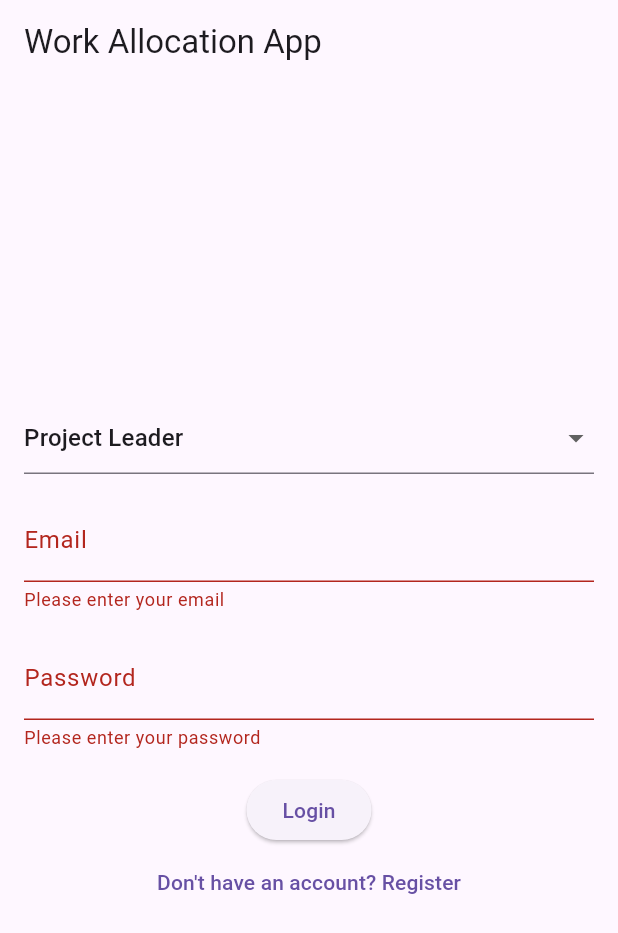
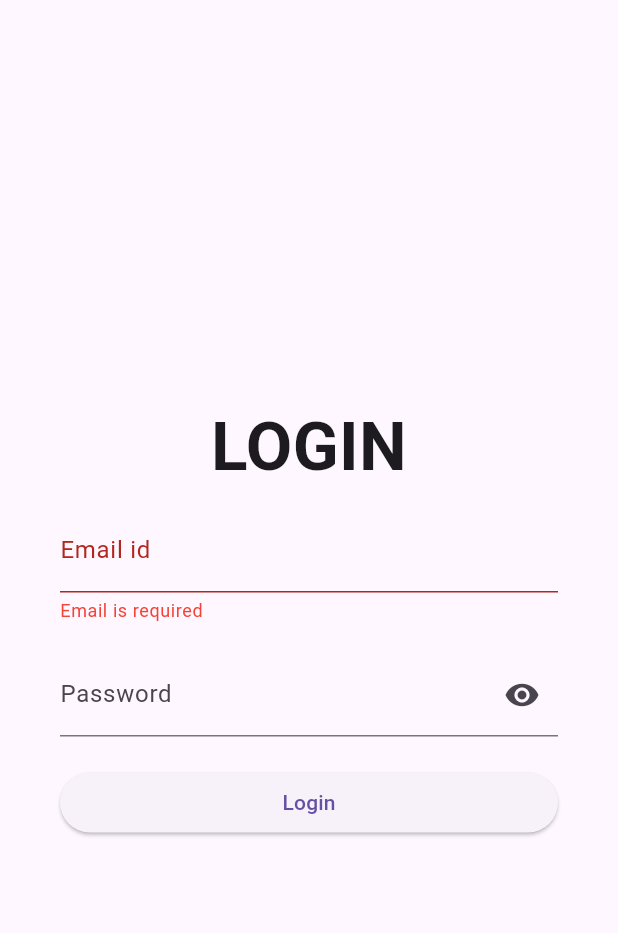
Before and after one commit to Akshay-C-A/TaskHub, a Flutter app: the screen it shows after launch, after a tap on "Login", on a phone screen of 412 x 824 dp. Shown: the top 933 px of the screen. Run offline on Flutter 3.47's test engine with Material 3 defaults, Android fonts, the phone set to English and light mode, and no system bars; our stand-ins replace firebase_auth, firebase_core; accounts and stored records are empty.

Commit message:
updated auth

```diff
--- a/taskhubapp/lib/auth/login_page.dart
+++ b/taskhubapp/lib/auth/login_page.dart
@@ -1,100 +1,170 @@
 import 'package:flutter/material.dart';
+import 'package:firebase_auth/firebase_auth.dart';
 
-class LoginScreen extends StatefulWidget {
+
+
+
+class LoginPage extends StatefulWidget {
   @override
-  _LoginScreenState createState() => _LoginScreenState();
+  _LoginPageState createState() => _LoginPageState();
 }
 
-class _LoginScreenState extends State<LoginScreen> {
-  String _userType = 'projectLeader';
-  bool _isRegisterMode = false;
+class _LoginPageState extends State<LoginPage> {
+  final emailController = TextEditingController();
+  final passwordController = TextEditingController();
+  bool _isLoading = false;
+  bool _isObscure = true;
+  String? _emailError;
+  String? _passwordError;
 
-  final _formKey = GlobalKey<FormState>();
-  final _emailController = TextEditingController();
-  final _passwordController = TextEditingController();
+  void _navigateToPage(BuildContext context) {
+  final user = FirebaseAuth.instance.currentUser;
+  if (user != null) {
+    final userMail = user.email;
+
+    // if (userType == 'Student') {
+    //   Navigator.pushReplacement(
+    //     context,
+    //     MaterialPageRoute(builder: (context) => Student_Dashboard()),
+    //   );
+    // } else if (userType == 'Alumni') {
+    //   Navigator.pushReplacement(
+    //     context,
+    //     MaterialPageRoute(builder: (context) => Alumni_Dashboard()),
+    //   );
+    // } else if (userType == 'Admin') {
+    //   Navigator.pushReplacement(
+    //     context,
+    //     MaterialPageRoute(builder: (context) => AdminDashboard()),
+    //   );
+    // } else if (userType == 'Moderator') {
+    //   Navigator.pushReplacement(
+    //     context,
+    //     MaterialPageRoute(builder: (context) => EventDashboard()),
+    //   );
+    // } else {
+    //   // Handle other user types or invalid emails
+    // }
+  }
+}
+
+  Future<void> signIn() async {
+    setState(() {
+      _isLoading = true;
+      _emailError = null;
+      _passwordError = null;
+    });
+
+    try {
+      // Validate email and password
+      if (emailController.text.trim().isEmpty) {
+        setState(() {
+          _emailError = 'Email is required';
+        });
+        return;
+      }
+      if (passwordController.text.trim().isEmpty) {
+        setState(() {
+          _passwordError = 'Password is required';
+        });
+        return;
+      }
+
+      await FirebaseAuth.instance.signInWithEmailAndPassword(
+        email: emailController.text.trim(),
+        password: passwordController.text.trim(),
+      );
+    } on FirebaseAuthException catch (e) {
+      setState(() {
+        if (e.code == 'invalid-email') {
+          _emailError = 'Invalid email address';
+        } else if (e.code == 'wrong-password') {
+          _passwordError = 'Incorrect password';
+        } else {
+          ScaffoldMessenger.of(context).showSnackBar(
+            SnackBar(
+              content: Text('Error signing in: ${e.message}'),
+            ),
+          );
+        }
+      });
+    } finally {
+      setState(() {
+        _isLoading = false;
+      });
+    }
+    // Navigator.pushReplacement(
+    //   context,
+    //   MaterialPageRoute(builder: (context) => MainPage()),
+    // );
+  }
+
+  @override
+  void dispose() {
+    emailController.dispose();
+    passwordController.dispose();
+    super.dispose();
+  }
 
   @override
   Widget build(BuildContext context) {
     return Scaffold(
-      appBar: AppBar(
-        title: Text('Work Allocation App'),
-      ),
-      body: Padding(
-        padding: const EdgeInsets.all(16.0),
-        child: Form(
-          key: _formKey,
-          child: Column(
-            mainAxisAlignment: MainAxisAlignment.center,
-            children: [
-              DropdownButtonFormField<String>(
-                value: _userType,
-                onChanged: (value) {
-                  setState(() {
-                    _userType = value!;
-                  });
-                },
-                items: [
-                  DropdownMenuItem(
-                    value: 'projectLeader',
-                    child: Text('Project Leader'),
+      body: Center(
+        child: Padding(
+          padding: EdgeInsets.symmetric(horizontal: 20.0),
+          child: Padding(
+            padding: const EdgeInsets.all(20.0),
+            child: Column(
+              mainAxisAlignment: MainAxisAlignment.center,
+              crossAxisAlignment: CrossAxisAlignment.stretch,
+              children: <Widget>[
+                Text(
+                  'LOGIN',
+                  textAlign: TextAlign.center,
+                  style: TextStyle(
+                    fontSize: 45.0,
+                    fontWeight: FontWeight.bold,
                   ),
-                  DropdownMenuItem(
-                    value: 'projectMember',
-                    child: Text('Project Member'),
+                ),
+                SizedBox(height: 10.0),
+                TextField(
+                  controller: emailController,
+                  decoration: InputDecoration(
+                    labelText: 'Email id',
+                    errorText: _emailError,
+                    errorStyle: TextStyle(color: Colors.red),
                   ),
-                ],
-              ),
-              SizedBox(height: 16.0),
-              TextFormField(
-                controller: _emailController,
-                decoration: InputDecoration(
-                  labelText: 'Email',
                 ),
-                validator: (value) {
-                  if (value == null || value.isEmpty) {
-                    return 'Please enter your email';
-                  }
-                  return null;
-                },
-              ),
-              SizedBox(height: 16.0),
-              TextFormField(
-                controller: _passwordController,
-                obscureText: true,
-                decoration: InputDecoration(
-                  labelText: 'Password',
+                SizedBox(height: 20.0),
+                TextField(
+                  controller: passwordController,
+                  decoration: InputDecoration(
+                    labelText: 'Password',
+                    errorText: _passwordError,
+                    errorStyle: TextStyle(color: Colors.red),
+                    suffixIcon: IconButton(
+                      icon: Icon(
+                        _isObscure ? Icons.visibility : Icons.visibility_off,
+                      ),
+                      onPressed: () {
+                        setState(() {
+                          _isObscure = !_isObscure;
+                        });
+                      },
+                    ),
+                  ),
+                  obscureText: _isObscure,
                 ),
-                validator: (value) {
-                  if (value == null || value.isEmpty) {
-                    return 'Please enter your password';
-                  }
-                  return null;
-                },
-              ),
-              SizedBox(height: 16.0),
-              ElevatedButton(
-                onPressed: () {
-                  if (_formKey.currentState!.validate()) {
-                    // Perform login or registration logic here
-                  }
-                },
-                child: Text(_isRegisterMode ? 'Register' : 'Login'),
-              ),
-              TextButton(
-                onPressed: () {
-                  setState(() {
-                    _isRegisterMode = !_isRegisterMode;
-                    _emailController.clear();
-                    _passwordController.clear();
-                  });
-                },
-                child: Text(
-                  _isRegisterMode
-                      ? 'Already have an account? Login'
-                      : 'Don\'t have an account? Register',
-                ),
-              ),
-            ],
+                SizedBox(height: 20.0),
+                if (_isLoading)
+                  CircularProgressIndicator()
+                else
+                  ElevatedButton(
+                    onPressed: signIn,
+                    child: Text('Login'),
+                  ),
+              ],
+            ),
           ),
         ),
       ),
--- a/taskhubapp/lib/main.dart
+++ b/taskhubapp/lib/main.dart
@@ -11,6 +11,6 @@ void main() async {
   );
 
   runApp(MaterialApp(
-    home: LoginScreen(),
+    home: LoginPage(),
   ));
 }
```
